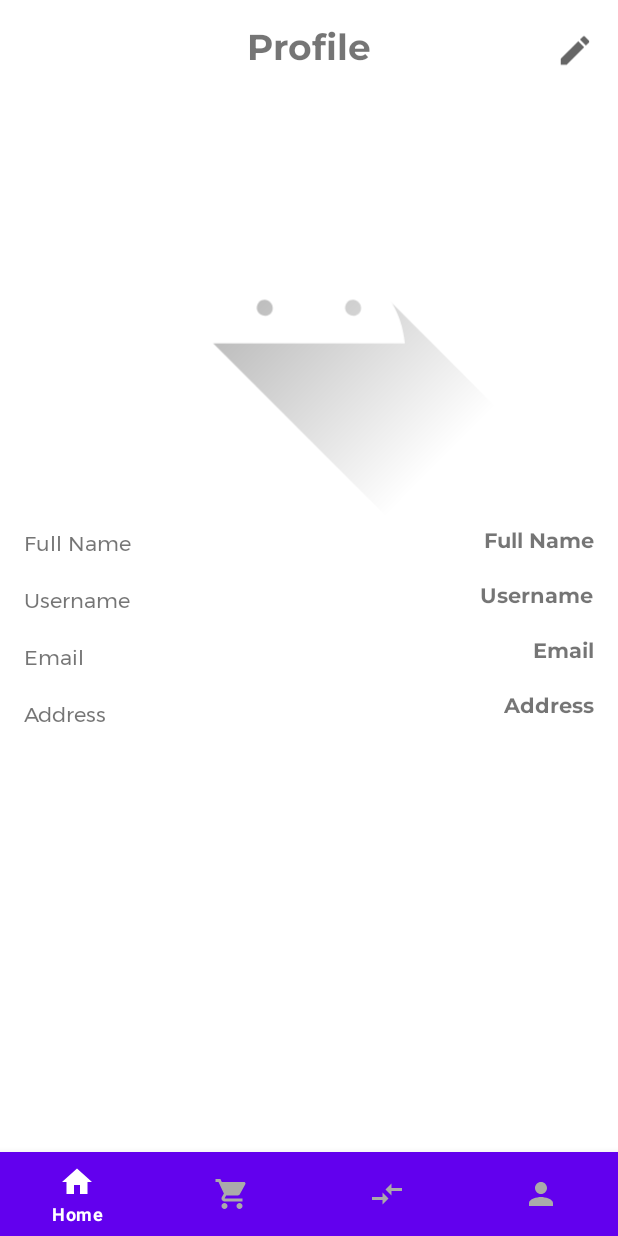
After one commit to alphitardian/TR-PAM, an Android app: the fragment ProfileFragment placed in its activity, on a phone screen of 412 x 824 dp. The commit adds this screen. Run offline under Robolectric (Android 15) with nearby library versions, the phone set to English and light mode, and no system bars.

Commit message:
Add Profile Fragment

```diff
--- a/app/src/main/java/com/alphitardian/tr_pam/MainActivity.java
+++ b/app/src/main/java/com/alphitardian/tr_pam/MainActivity.java
@@ -12,6 +12,7 @@ import android.widget.Toast;
 import com.alphitardian.tr_pam.api.ApiList;
 import com.alphitardian.tr_pam.api.RetrofitClient;
 import com.alphitardian.tr_pam.fragment.HomeFragment;
+import com.alphitardian.tr_pam.fragment.ProfileFragment;
 import com.alphitardian.tr_pam.fragment.TransactionFragment;
 import com.alphitardian.tr_pam.fragment.MarketFragment;
 import com.alphitardian.tr_pam.model.CryptoList;
@@ -60,8 +61,11 @@ public class MainActivity extends AppCompatActivity implements BottomNavigationV
             case R.id.action_market:
                 fragment = new MarketFragment();
                 break;
-            case R.id.action_news:
+            case R.id.action_transaction:
                 fragment = new TransactionFragment();
+                break;
+            case R.id.action_profile:
+                fragment = new ProfileFragment();
                 break;
         }
         return loadFragment(fragment);
--- /dev/null
+++ b/app/src/main/java/com/alphitardian/tr_pam/fragment/ProfileFragment.java
@@ -0,0 +1,48 @@
+package com.alphitardian.tr_pam.fragment;
+
+import android.os.Bundle;
+
+import androidx.annotation.NonNull;
+import androidx.annotation.Nullable;
+import androidx.fragment.app.Fragment;
+
+import android.view.LayoutInflater;
+import android.view.View;
+import android.view.ViewGroup;
+import android.widget.ImageView;
+import android.widget.TextView;
+import android.widget.Toast;
+
+import com.alphitardian.tr_pam.R;
+
+public class ProfileFragment extends Fragment {
+
+    private TextView fullNameTextView, usernameTextView, emailTextView, addressTextView;
+    private ImageView profileImage, editButton;
+
+    @Override
+    public View onCreateView(LayoutInflater inflater, ViewGroup container,
+                             Bundle savedInstanceState) {
+        // Inflate the layout for this fragment
+        return inflater.inflate(R.layout.fragment_profile, container, false);
+    }
+
+    @Override
+    public void onViewCreated(@NonNull View view, @Nullable Bundle savedInstanceState) {
+        super.onViewCreated(view, savedInstanceState);
+
+        fullNameTextView = view.findViewById(R.id.full_name_textview);
+        usernameTextView = view.findViewById(R.id.username_textview);
+        emailTextView = view.findViewById(R.id.email_textview);
+        addressTextView = view.findViewById(R.id.address_textview);
+        profileImage = view.findViewById(R.id.profile_image);
+        editButton = view.findViewById(R.id.edit_button);
+
+        editButton.setOnClickListener(new View.OnClickListener() {
+            @Override
+            public void onClick(View v) {
+                Toast.makeText(getContext(), "Edit Profile", Toast.LENGTH_SHORT).show();
+            }
+        });
+    }
+}
--- /dev/null
+++ b/app/src/main/res/drawable/ic_baseline_edit_24.xml
@@ -0,0 +1,10 @@
+<vector xmlns:android="http://schemas.android.com/apk/res/android"
+    android:width="24dp"
+    android:height="24dp"
+    android:viewportWidth="24"
+    android:viewportHeight="24"
+    android:tint="?attr/colorControlNormal">
+  <path
+      android:fillColor="@android:color/white"
+      android:pathData="M3,17.25V21h3.75L17.81,9.94l-3.75,-3.75L3,17.25zM20.71,7.04c0.39,-0.39 0.39,-1.02 0,-1.41l-2.34,-2.34c-0.39,-0.39 -1.02,-0.39 -1.41,0l-1.83,1.83 3.75,3.75 1.83,-1.83z"/>
+</vector>
--- /dev/null
+++ b/app/src/main/res/layout/fragment_profile.xml
@@ -0,0 +1,126 @@
+<?xml version="1.0" encoding="utf-8"?>
+<FrameLayout xmlns:android="http://schemas.android.com/apk/res/android"
+    xmlns:tools="http://schemas.android.com/tools"
+    android:layout_width="match_parent"
+    android:layout_height="match_parent"
+    tools:context=".fragment.ProfileFragment">
+
+    <!-- TODO: Update blank fragment layout -->
+    <RelativeLayout
+        android:layout_width="match_parent"
+        android:layout_height="match_parent"
+        android:padding="16dp">
+
+        <TextView
+            android:id="@+id/profile_textview"
+            android:layout_width="match_parent"
+            android:layout_height="wrap_content"
+            android:layout_alignParentStart="true"
+            android:layout_alignParentTop="true"
+            android:layout_alignParentEnd="true"
+            android:fontFamily="@font/montserrat_bold"
+            android:text="Profile"
+            android:textAlignment="center"
+            android:textSize="24dp" />
+
+        <ImageView
+            android:id="@+id/edit_button"
+            android:layout_width="25dp"
+            android:layout_height="25dp"
+            android:layout_above="@id/profile_image"
+            android:layout_alignParentTop="true"
+            android:layout_alignParentEnd="true"
+            android:src="@drawable/ic_baseline_edit_24" />
+
+        <ImageView
+            android:id="@+id/profile_image"
+            android:layout_width="match_parent"
+            android:layout_height="300dp"
+            android:layout_below="@id/profile_textview"
+            android:layout_alignParentStart="true"
+            android:layout_alignParentEnd="true"
+            android:src="@drawable/ic_launcher_foreground" />
+
+        <TextView
+            android:id="@+id/full_name_info"
+            android:layout_width="wrap_content"
+            android:layout_height="wrap_content"
+            android:layout_below="@id/profile_image"
+            android:layout_alignParentStart="true"
+            android:layout_marginBottom="16dp"
+            android:fontFamily="@font/montserrat"
+            android:text="Full Name" />
+
+        <TextView
+            android:id="@+id/username_info"
+            android:layout_width="wrap_content"
+            android:layout_height="wrap_content"
+            android:layout_below="@id/full_name_info"
+            android:layout_alignParentStart="true"
+            android:layout_marginBottom="16dp"
+            android:fontFamily="@font/montserrat"
+            android:text="Username" />
+
+        <TextView
+            android:id="@+id/email_info"
+            android:layout_width="wrap_content"
+            android:layout_height="wrap_content"
+            android:layout_below="@id/username_info"
+            android:layout_alignParentStart="true"
+            android:layout_marginBottom="16dp"
+            android:fontFamily="@font/montserrat"
+            android:text="Email" />
+
+        <TextView
+            android:id="@+id/address_info"
+            android:layout_width="wrap_content"
+            android:layout_height="wrap_content"
+            android:layout_below="@id/email_info"
+            android:layout_alignParentStart="true"
+            android:layout_marginBottom="16dp"
+            android:fontFamily="@font/montserrat"
+            android:text="Address" />
+
+        <TextView
+            android:id="@+id/full_name_textview"
+            android:layout_width="wrap_content"
+            android:layout_height="wrap_content"
+            android:layout_below="@id/profile_image"
+            android:layout_alignParentEnd="true"
+            android:layout_marginBottom="16dp"
+            android:fontFamily="@font/montserrat_bold"
+            android:text="Full Name" />
+
+        <TextView
+            android:id="@+id/username_textview"
+            android:layout_width="wrap_content"
+            android:layout_height="wrap_content"
+            android:layout_below="@id/full_name_textview"
+            android:layout_alignParentEnd="true"
+            android:layout_marginBottom="16dp"
+            android:fontFamily="@font/montserrat_bold"
+            android:text="Username" />
+
+        <TextView
+            android:id="@+id/email_textview"
+            android:layout_width="wrap_content"
+            android:layout_height="wrap_content"
+            android:layout_below="@id/username_textview"
+            android:layout_alignParentEnd="true"
+            android:layout_marginBottom="16dp"
+            android:fontFamily="@font/montserrat_bold"
+            android:text="Email" />
+
+        <TextView
+            android:id="@+id/address_textview"
+            android:layout_width="wrap_content"
+            android:layout_height="wrap_content"
+            android:layout_below="@id/email_textview"
+            android:layout_alignParentEnd="true"
+            android:layout_marginBottom="16dp"
+            android:fontFamily="@font/montserrat_bold"
+            android:text="Address" />
+
+    </RelativeLayout>
+
+</FrameLayout>
--- a/app/src/main/res/menu/bottom_nav_menu.xml
+++ b/app/src/main/res/menu/bottom_nav_menu.xml
@@ -11,7 +11,12 @@
         android:icon="@drawable/ic_baseline_shopping_cart_24"/>
 
     <item
-        android:id="@+id/action_news"
+        android:id="@+id/action_transaction"
         android:title="Transaction"
         android:icon="@drawable/ic_baseline_compare_arrows_24"/>
+
+    <item
+        android:id="@+id/action_profile"
+        android:title="Profile"
+        android:icon="@drawable/ic_baseline_person_24"/>
 </menu>
```
